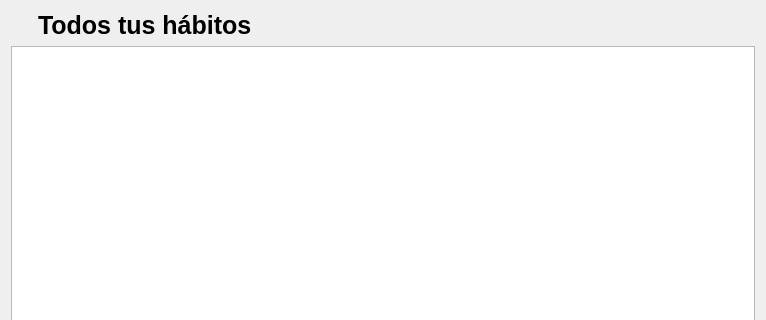
Qt form infraestructure/ui/pages/habits/habits_view.ui (judajaavAlt/PI2) before a commit; both pictures show x 0 to 766 and y 0 to 320 of the 766 by 568 pixel window.
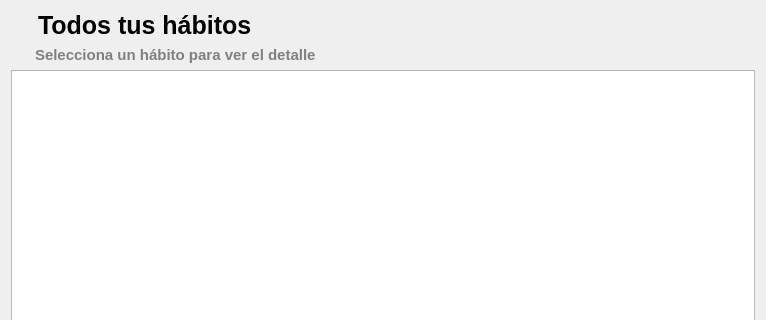
The same form after that commit.

Commit message: improving habit page list selection

```diff
--- a/infraestructure/ui/pages/habits/habits_view.ui
+++ b/infraestructure/ui/pages/habits/habits_view.ui
@@ -26,6 +26,19 @@
      </property>
     </widget>
    </item>
+   <item>
+    <widget class="QLabel" name="label_2">
+     <property name="styleSheet">
+      <string notr="true">font-weight: bold;
+font-size: 15px;
+padding: 0 0 0 20px;
+color: gray;</string>
+     </property>
+     <property name="text">
+      <string>Selecciona un hábito para ver el detalle</string>
+     </property>
+    </widget>
+   </item>
    <item>
     <widget class="QListWidget" name="habits_list_container"/>
    </item>
```
The commit also changes 2 other files.
